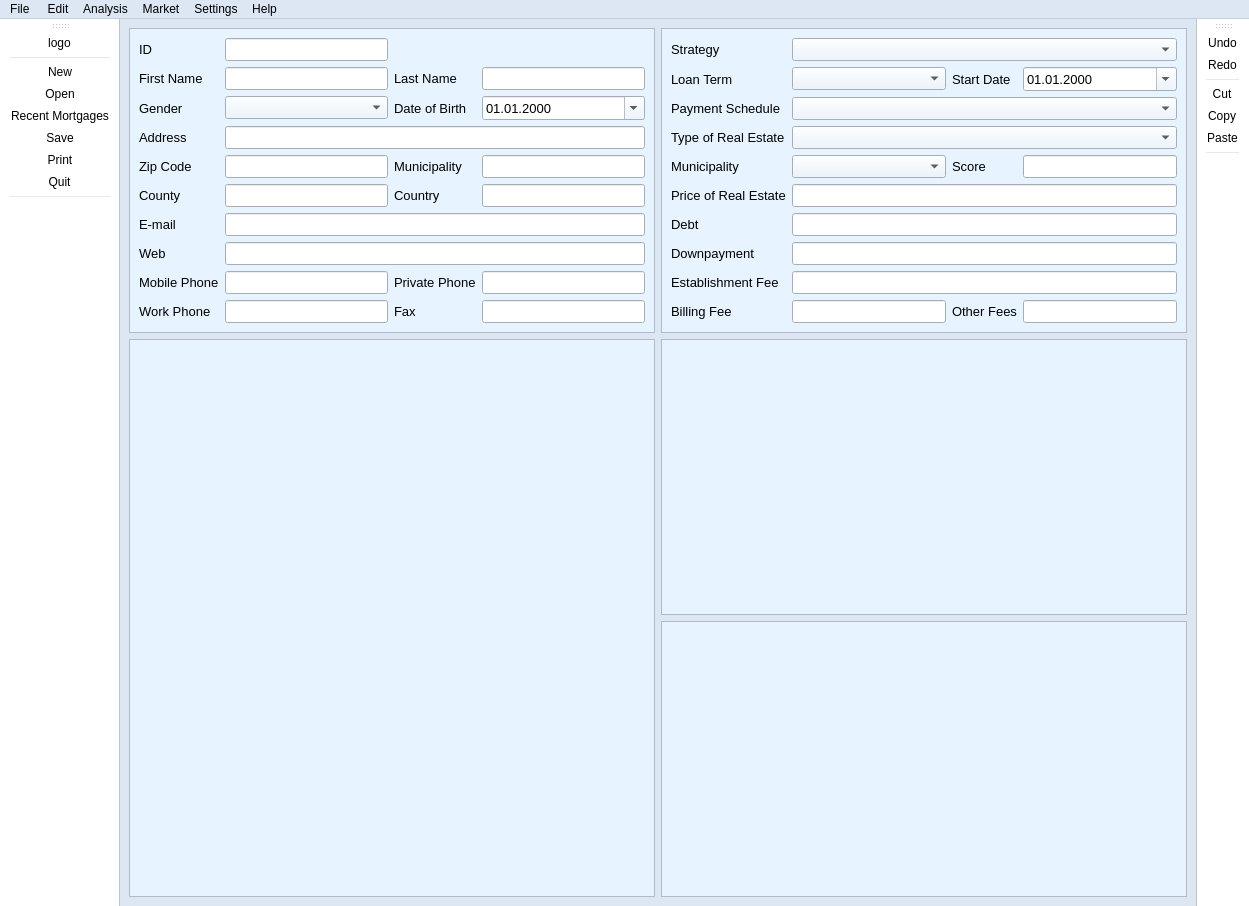
Before: the Qt Designer form source/ui/main.ui in seemir/stressa, drawn with Qt 5.
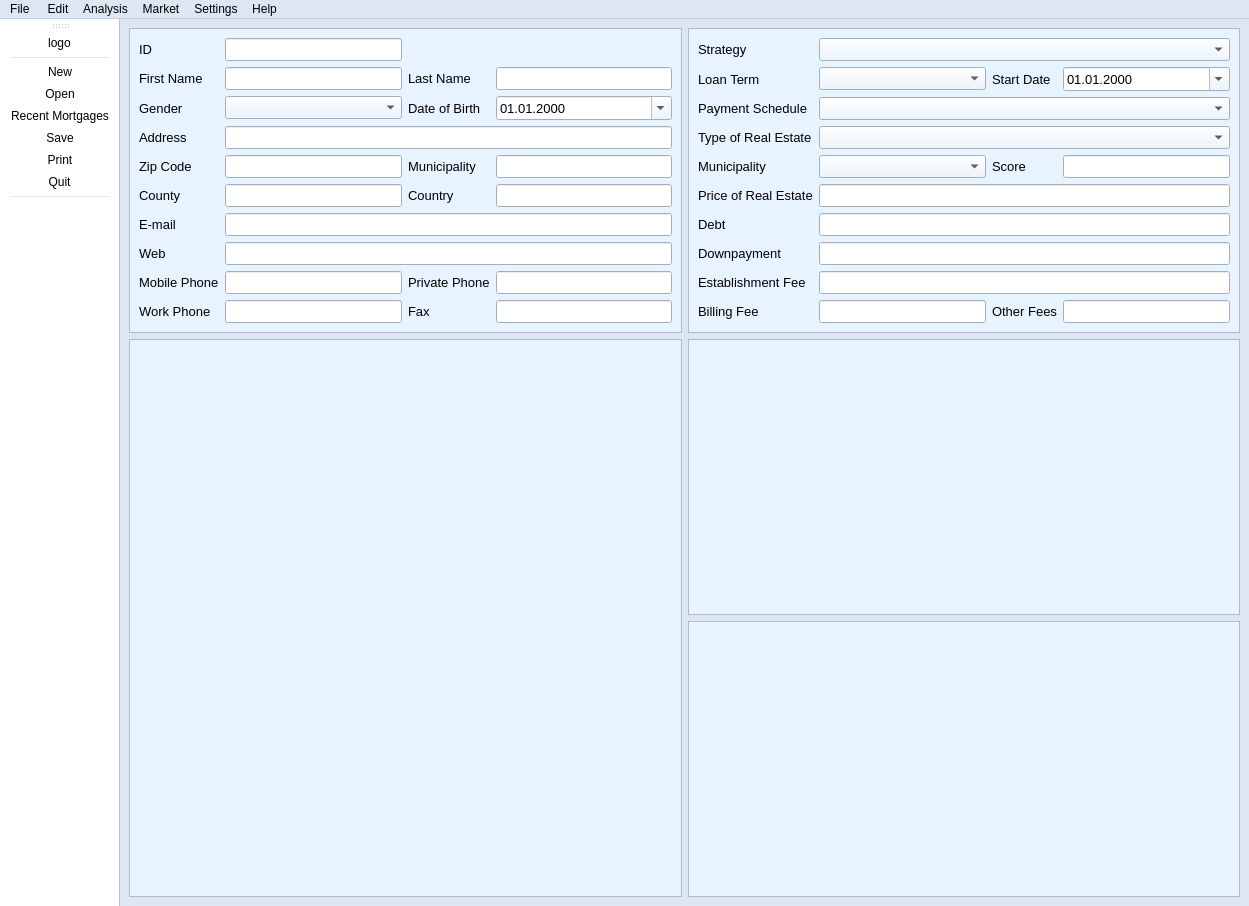
After: the same form once the commit is applied. Icons and pictures are not drawn.

What changed in the file:
```diff
--- a/source/ui/main.ui
+++ b/source/ui/main.ui
@@ -3853,448 +3853,6 @@
    <addaction name="actionQuit"/>
    <addaction name="separator"/>
   </widget>
-  <widget class="QToolBar" name="toolBar_2">
-   <property name="palette">
-    <palette>
-     <active>
-      <colorrole role="WindowText">
-       <brush brushstyle="SolidPattern">
-        <color alpha="255">
-         <red>0</red>
-         <green>0</green>
-         <blue>0</blue>
-        </color>
-       </brush>
-      </colorrole>
-      <colorrole role="Button">
-       <brush brushstyle="SolidPattern">
-        <color alpha="255">
-         <red>255</red>
-         <green>255</green>
-         <blue>255</blue>
-        </color>
-       </brush>
-      </colorrole>
-      <colorrole role="Light">
-       <brush brushstyle="SolidPattern">
-        <color alpha="255">
-         <red>255</red>
-         <green>255</green>
-         <blue>255</blue>
-        </color>
-       </brush>
-      </colorrole>
-      <colorrole role="Midlight">
-       <brush brushstyle="SolidPattern">
-        <color alpha="255">
-         <red>255</red>
-         <green>255</green>
-         <blue>255</blue>
-        </color>
-       </brush>
-      </colorrole>
-      <colorrole role="Dark">
-       <brush brushstyle="SolidPattern">
-        <color alpha="255">
-         <red>127</red>
-         <green>127</green>
-         <blue>127</blue>
-        </color>
-       </brush>
-      </colorrole>
-      <colorrole role="Mid">
-       <brush brushstyle="SolidPattern">
-        <color alpha="255">
-         <red>170</red>
-         <green>170</green>
-         <blue>170</blue>
-        </color>
-       </brush>
-      </colorrole>
-      <colorrole role="Text">
-       <brush brushstyle="SolidPattern">
-        <color alpha="255">
-         <red>0</red>
-         <green>0</green>
-         <blue>0</blue>
-        </color>
-       </brush>
-      </colorrole>
-      <colorrole role="BrightText">
-       <brush brushstyle="SolidPattern">
-        <color alpha="255">
-         <red>255</red>
-         <green>255</green>
-         <blue>255</blue>
-        </color>
-       </brush>
-      </colorrole>
-      <colorrole role="ButtonText">
-       <brush brushstyle="SolidPattern">
-        <color alpha="255">
-         <red>0</red>
-         <green>0</green>
-         <blue>0</blue>
-        </color>
-       </brush>
-      </colorrole>
-      <colorrole role="Base">
-       <brush brushstyle="SolidPattern">
-        <color alpha="255">
-         <red>255</red>
-         <green>255</green>
-         <blue>255</blue>
-        </color>
-       </brush>
-      </colorrole>
-      <colorrole role="Window">
-       <brush brushstyle="SolidPattern">
-        <color alpha="255">
-         <red>255</red>
-         <green>255</green>
-         <blue>255</blue>
-        </color>
-       </brush>
-      </colorrole>
-      <colorrole role="Shadow">
-       <brush brushstyle="SolidPattern">
-        <color alpha="255">
-         <red>0</red>
-         <green>0</green>
-         <blue>0</blue>
-        </color>
-       </brush>
-      </colorrole>
-      <colorrole role="AlternateBase">
-       <brush brushstyle="SolidPattern">
-        <color alpha="255">
-         <red>255</red>
-         <green>255</green>
-         <blue>255</blue>
-        </color>
-       </brush>
-      </colorrole>
-      <colorrole role="ToolTipBase">
-       <brush brushstyle="SolidPattern">
-        <color alpha="255">
-         <red>255</red>
-         <green>255</green>
-         <blue>220</blue>
-        </color>
-       </brush>
-      </colorrole>
-      <colorrole role="ToolTipText">
-       <brush brushstyle="SolidPattern">
-        <color alpha="255">
-         <red>0</red>
-         <green>0</green>
-         <blue>0</blue>
-        </color>
-       </brush>
-      </colorrole>
-     </active>
-     <inactive>
-      <colorrole role="WindowText">
-       <brush brushstyle="SolidPattern">
-        <color alpha="255">
-         <red>0</red>
-         <green>0</green>
-         <blue>0</blue>
-        </color>
-       </brush>
-      </colorrole>
-      <colorrole role="Button">
-       <brush brushstyle="SolidPattern">
-        <color alpha="255">
-         <red>255</red>
-         <green>255</green>
-         <blue>255</blue>
-        </color>
-       </brush>
-      </colorrole>
-      <colorrole role="Light">
-       <brush brushstyle="SolidPattern">
-        <color alpha="255">
-         <red>255</red>
-         <green>255</green>
-         <blue>255</blue>
-        </color>
-       </brush>
-      </colorrole>
-      <colorrole role="Midlight">
-       <brush brushstyle="SolidPattern">
-        <color alpha="255">
-         <red>255</red>
-         <green>255</green>
-         <blue>255</blue>
-        </color>
-       </brush>
-      </colorrole>
-      <colorrole role="Dark">
-       <brush brushstyle="SolidPattern">
-        <color alpha="255">
-         <red>127</red>
-         <green>127</green>
-         <blue>127</blue>
-        </color>
-       </brush>
-      </colorrole>
-      <colorrole role="Mid">
-       <brush brushstyle="SolidPattern">
-        <color alpha="255">
-         <red>170</red>
-         <green>170</green>
-         <blue>170</blue>
-        </color>
-       </brush>
-      </colorrole>
-      <colorrole role="Text">
-       <brush brushstyle="SolidPattern">
-        <color alpha="255">
-         <red>0</red>
-         <green>0</green>
-         <blue>0</blue>
-        </color>
-       </brush>
-      </colorrole>
-      <colorrole role="BrightText">
-       <brush brushstyle="SolidPattern">
-        <color alpha="255">
-         <red>255</red>
-         <green>255</green>
-         <blue>255</blue>
-        </color>
-       </brush>
-      </colorrole>
-      <colorrole role="ButtonText">
-       <brush brushstyle="SolidPattern">
-        <color alpha="255">
-         <red>0</red>
-         <green>0</green>
-         <blue>0</blue>
-        </color>
-       </brush>
-      </colorrole>
-      <colorrole role="Base">
-       <brush brushstyle="SolidPattern">
-        <color alpha="255">
-         <red>255</red>
-         <green>255</green>
-         <blue>255</blue>
-        </color>
-       </brush>
-      </colorrole>
-      <colorrole role="Window">
-       <brush brushstyle="SolidPattern">
-        <color alpha="255">
-         <red>255</red>
-         <green>255</green>
-         <blue>255</blue>
-        </color>
-       </brush>
-      </colorrole>
-      <colorrole role="Shadow">
-       <brush brushstyle="SolidPattern">
-        <color alpha="255">
-         <red>0</red>
-         <green>0</green>
-         <blue>0</blue>
-        </color>
-       </brush>
-      </colorrole>
-      <colorrole role="AlternateBase">
-       <brush brushstyle="SolidPattern">
-        <color alpha="255">
-         <red>255</red>
-         <green>255</green>
-         <blue>255</blue>
-        </color>
-       </brush>
-      </colorrole>
-      <colorrole role="ToolTipBase">
-       <brush brushstyle="SolidPattern">
-        <color alpha="255">
-         <red>255</red>
-         <green>255</green>
-         <blue>220</blue>
-        </color>
-       </brush>
-      </colorrole>
-      <colorrole role="ToolTipText">
-       <brush brushstyle="SolidPattern">
-        <color alpha="255">
-         <red>0</red>
-         <green>0</green>
-         <blue>0</blue>
-        </color>
-       </brush>
-      </colorrole>
-     </inactive>
-     <disabled>
-      <colorrole role="WindowText">
-       <brush brushstyle="SolidPattern">
-        <color alpha="255">
-         <red>127</red>
-         <green>127</green>
-         <blue>127</blue>
-        </color>
-       </brush>
-      </colorrole>
-      <colorrole role="Button">
-       <brush brushstyle="SolidPattern">
-        <color alpha="255">
-         <red>255</red>
-         <green>255</green>
-         <blue>255</blue>
-        </color>
-       </brush>
-      </colorrole>
-      <colorrole role="Light">
-       <brush brushstyle="SolidPattern">
-        <color alpha="255">
-         <red>255</red>
-         <green>255</green>
-         <blue>255</blue>
-        </color>
-       </brush>
-      </colorrole>
-      <colorrole role="Midlight">
-       <brush brushstyle="SolidPattern">
-        <color alpha="255">
-         <red>255</red>
-         <green>255</green>
-         <blue>255</blue>
-        </color>
-       </brush>
-      </colorrole>
-      <colorrole role="Dark">
-       <brush brushstyle="SolidPattern">
-        <color alpha="255">
-         <red>127</red>
-         <green>127</green>
-         <blue>127</blue>
-        </color>
-       </brush>
-      </colorrole>
-      <colorrole role="Mid">
-       <brush brushstyle="SolidPattern">
-        <color alpha="255">
-         <red>170</red>
-         <green>170</green>
-         <blue>170</blue>
-        </color>
-       </brush>
-      </colorrole>
-      <colorrole role="Text">
-       <brush brushstyle="SolidPattern">
-        <color alpha="255">
-         <red>127</red>
-         <green>127</green>
-         <blue>127</blue>
-        </color>
-       </brush>
-      </colorrole>
-      <colorrole role="BrightText">
-       <brush brushstyle="SolidPattern">
-        <color alpha="255">
-         <red>255</red>
-         <green>255</green>
-         <blue>255</blue>
-        </color>
-       </brush>
-      </colorrole>
-      <colorrole role="ButtonText">
-       <brush brushstyle="SolidPattern">
-        <color alpha="255">
-         <red>127</red>
-         <green>127</green>
-         <blue>127</blue>
-        </color>
-       </brush>
-      </colorrole>
-      <colorrole role="Base">
-       <brush brushstyle="SolidPattern">
-        <color alpha="255">
-         <red>255</red>
-         <green>255</green>
-         <blue>255</blue>
-        </color>
-       </brush>
-      </colorrole>
-      <colorrole role="Window">
-       <brush brushstyle="SolidPattern">
-        <color alpha="255">
-         <red>255</red>
-         <green>255</green>
-         <blue>255</blue>
-        </color>
-       </brush>
-      </colorrole>
-      <colorrole role="Shadow">
-       <brush brushstyle="SolidPattern">
-        <color alpha="255">
-         <red>0</red>
-         <green>0</green>
-         <blue>0</blue>
-        </color>
-       </brush>
-      </colorrole>
-      <colorrole role="AlternateBase">
-       <brush brushstyle="SolidPattern">
-        <color alpha="255">
-         <red>255</red>
-         <green>255</green>
-         <blue>255</blue>
-        </color>
-       </brush>
-      </colorrole>
-      <colorrole role="ToolTipBase">
-       <brush brushstyle="SolidPattern">
-        <color alpha="255">
-         <red>255</red>
-         <green>255</green>
-         <blue>220</blue>
-        </color>
-       </brush>
-      </colorrole>
-      <colorrole role="ToolTipText">
-       <brush brushstyle="SolidPattern">
-        <color alpha="255">
-         <red>0</red>
-         <green>0</green>
-         <blue>0</blue>
-        </color>
-       </brush>
-      </colorrole>
-     </disabled>
-    </palette>
-   </property>
-   <property name="windowTitle">
-    <string>toolBar_2</string>
-   </property>
-   <property name="autoFillBackground">
-    <bool>true</bool>
-   </property>
-   <property name="iconSize">
-    <size>
-     <width>40</width>
-     <height>45</height>
-    </size>
-   </property>
-   <attribute name="toolBarArea">
-    <enum>RightToolBarArea</enum>
-   </attribute>
-   <attribute name="toolBarBreak">
-    <bool>false</bool>
-   </attribute>
-   <addaction name="actionUndo"/>
-   <addaction name="actionRedo"/>
-   <addaction name="separator"/>
-   <addaction name="actionCut"/>
-   <addaction name="actionCopy"/>
-   <addaction name="actionPaste"/>
-   <addaction name="separator"/>
-  </widget>
   <action name="actionNew">
    <property name="icon">
     <iconset resource="images/images.qrc">
```
Left out of the diff: 636 changed lines with no effect on the pictures.
